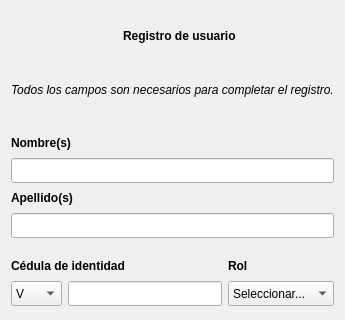
The window that dlgregusuario.ui (Gabnz/Spectrasoft) describes before a commit, drawn with Qt 5; both pictures show x 0 to 345 and y 0 to 320 of the 345 by 566 pixel window.
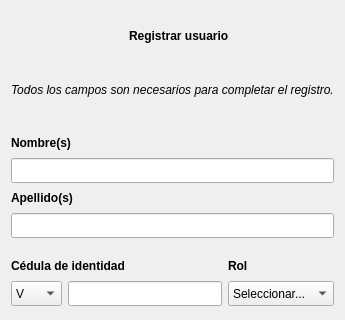
The same window after the commit. Icons and pictures are not drawn.

Diff of the .ui file:
```diff
--- a/dlgregusuario.ui
+++ b/dlgregusuario.ui
@@ -65,7 +65,7 @@
             </font>
            </property>
            <property name="text">
-            <string>Registro de usuario</string>
+            <string>Registrar usuario</string>
            </property>
           </widget>
          </item>
```
